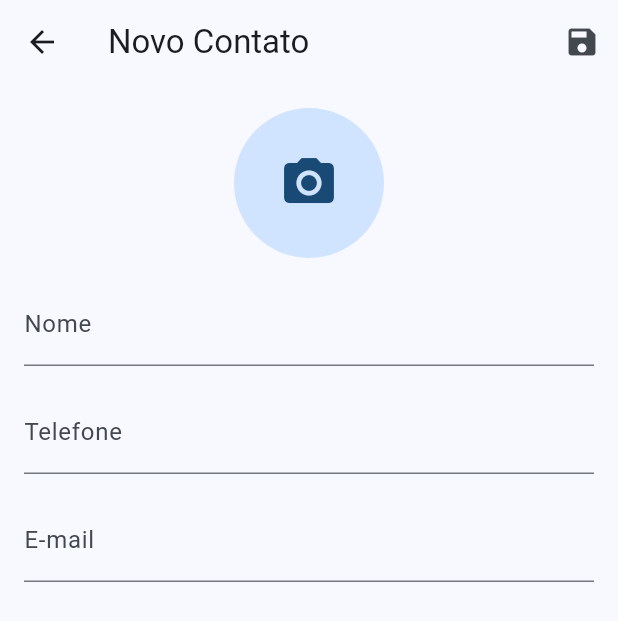
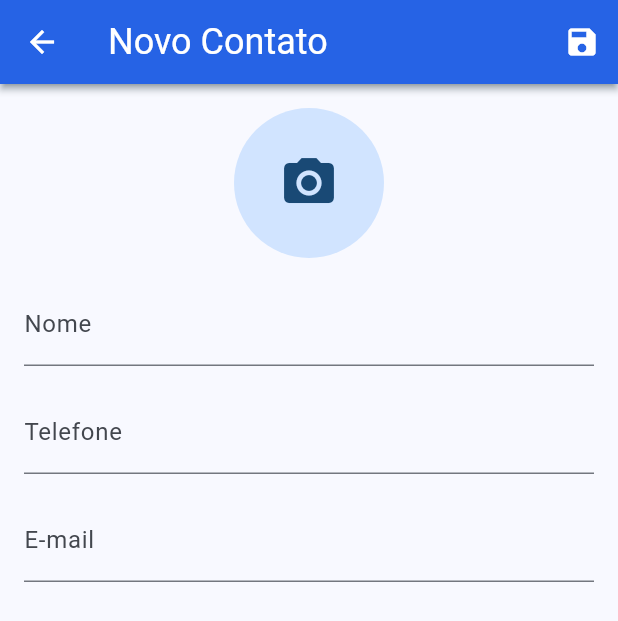
Before and after one commit to felbart/contatosplus, a Flutter app: the screen it shows after launch, after a tap on the "add" icon, on a phone screen of 412 x 824 dp. Shown: the top 621 px of the screen. Run offline on Flutter 3.47's test engine with Material 3 defaults, Android fonts, the light colour scheme and no system bars; our stand-ins replace brasil_fields, image_picker, sqflite; accounts and stored records are empty; network calls fail.

Commit message:
Ajustes no form de contatos, edicao e exclusao

```diff
--- a/lib/app/domain/contact_dao.dart
+++ b/lib/app/domain/contact_dao.dart
@@ -69,7 +69,6 @@ class ContactDaoImpl implements ContactDAO {
         contact.telefone,
         contact.email,
         contact.urlAvatar,
-        contact.id,
       ]);
     }
   }
--- a/lib/app/view/contact_form.dart
+++ b/lib/app/view/contact_form.dart
@@ -9,20 +9,19 @@ import 'package:image_picker/image_picker.dart';
 class ContactForm extends StatefulWidget {
   final Contact? contato;
 
-  const ContactForm({Key? key, this.contato}) : super(key: key);
+  const ContactForm({super.key, this.contato});
 
   @override
   State<ContactForm> createState() => _ContactFormState();
 }
 
 class _ContactFormState extends State<ContactForm> {
-  final _formKey =
-      GlobalKey<FormState>(); // Descomentei e ativei o uso da variável
+  final _formKey = GlobalKey<FormState>();
 
   final _nomeController = TextEditingController();
   final _telefoneController = TextEditingController();
   final _emailController = TextEditingController();
-  File? _urlAvatar; // Variável para armazenar o avatar selecionado como arquivo
+  File? _urlAvatar;
 
   final ImagePicker _picker = ImagePicker();
 
@@ -42,7 +41,7 @@ class _ContactFormState extends State<ContactForm> {
     final nome = _nomeController.text;
     final telefone = _telefoneController.text;
     final email = _emailController.text;
-    final urlAvatar = _urlAvatar?.path;
+    final urlAvatar = _urlAvatar?.path ?? '';
 
     final contact = {
       'id': widget.contato?.id,
@@ -53,18 +52,33 @@ class _ContactFormState extends State<ContactForm> {
     };
 
     final dbHelper = DbHelper();
-    await dbHelper.insertContact(contact);
 
-    print('Contato salvo com sucesso');
+    if (widget.contato != null) {
+      await dbHelper.updateContact(contact);
+    } else {
+      await dbHelper.insertContact(contact);
+    }
 
     Navigator.of(context).pop(true);
+    print('Contato salvo com sucesso');
   }
 
   @override
   Widget build(BuildContext context) {
     return Scaffold(
       appBar: AppBar(
-        title: const Text('Novo Contato'),
+        backgroundColor: Color.fromRGBO(37, 99, 235, 1),
+        titleTextStyle: TextStyle(
+          color: Colors.white,
+          fontSize: 24,
+        ),
+        iconTheme: IconThemeData(
+          color: Colors.white,
+          size: 24,
+        ),
+        title: const Text("Novo Contato"),
+        elevation: 2,
+        shadowColor: Colors.blueGrey,
         actions: [
           IconButton(
             icon: const Icon(Icons.save),
--- a/lib/app/view/contact_list.dart
+++ b/lib/app/view/contact_list.dart
@@ -3,17 +3,35 @@ import 'package:contatos_plus/app/domain/contact_dao.dart';
 import 'package:contatos_plus/app/my_app.dart';
 import 'package:flutter/material.dart';
 
-class ContactList extends StatelessWidget {
+class ContactList extends StatefulWidget {
   const ContactList({super.key});
 
-  Future<List<Contact>> _buscar() async {
-    return ContactDaoImpl().find();
+  @override
+  State<ContactList> createState() => _ContactListState();
+}
+
+class _ContactListState extends State<ContactList> {
+  late Future<List<Contact>> _futureContacts;
+
+  @override
+  void initState() {
+    super.initState();
+    _loadContacts();
+  }
+
+  void _loadContacts() {
+    setState(() {
+      _futureContacts = ContactDaoImpl().find().then((contacts) {
+        contacts.sort((a, b) => a.nome.compareTo(b.nome));
+        return contacts;
+      });
+    });
   }
 
   @override
   Widget build(BuildContext context) {
     return FutureBuilder<List<Contact>>(
-      future: _buscar(),
+      future: _futureContacts,
       builder: (context, futuro) {
         if (futuro.connectionState == ConnectionState.waiting) {
           return const Scaffold(
@@ -27,12 +45,7 @@ class ContactList extends StatelessWidget {
                 children: [
                   Text("Erro ao carregar contatos: ${futuro.error}"),
                   ElevatedButton(
-                    onPressed: () {
-                      // Trigger a rebuild
-                      Navigator.of(context).pushReplacement(
-                        MaterialPageRoute(builder: (_) => const ContactList()),
-                      );
-                    },
+                    onPressed: _loadContacts,
                     child: const Text("Tentar novamente"),
                   ),
                 ],
@@ -45,38 +58,62 @@ class ContactList extends StatelessWidget {
           );
         }
 
-        List<Contact> lista = futuro.data ?? [];
+        final lista = futuro.data ?? [];
 
         return Scaffold(
           appBar: AppBar(
-            title: const Text("Lista de contatos"),
+            backgroundColor: Color.fromRGBO(37, 99, 235, 1),
+            titleTextStyle: TextStyle(
+              color: Colors.white,
+              fontSize: 24,
+            ),
+            actionsIconTheme: IconThemeData(
+              color: Colors.white,
+              size: 24,
+            ),
+            title: const Text("Lista de Contatos"),
+            elevation: 2,
+            toolbarHeight: 80,
+            shadowColor: Colors.blueGrey,
             actions: [
               IconButton(
                 icon: const Icon(Icons.add),
-                onPressed: () {
-                  Navigator.of(context).pushNamed(MyApp.CONTACT_FORM);
+                onPressed: () async {
+                  final result =
+                      await Navigator.of(context).pushNamed(MyApp.CONTACT_FORM);
+                  if (result == true) {
+                    _loadContacts();
+                  }
                 },
               ),
             ],
+            scrolledUnderElevation: 8.4,
           ),
           floatingActionButton: FloatingActionButton(
             tooltip: 'Adicionar Contato',
-            onPressed: () {
-              Navigator.of(context).pushNamed(MyApp.CONTACT_FORM);
+            onPressed: () async {
+              final result =
+                  await Navigator.of(context).pushNamed(MyApp.CONTACT_FORM);
+              if (result == true) {
+                _loadContacts();
+              }
             },
             child: const Icon(Icons.add, size: 24),
           ),
-          body: ListView.builder(
-            itemCount: lista.length,
-            itemBuilder: (context, i) => _buildContactTile(lista[i], context),
+          body: Container(
+            padding: const EdgeInsets.all(8.0),
+            child: ListView.builder(
+              itemCount: lista.length,
+              itemBuilder: (context, i) => _buildContactTile(lista[i]),
+            ),
           ),
         );
       },
     );
   }
 
-  Widget _buildContactTile(Contact contato, BuildContext context) {
-    var avatar = (contato.urlAvatar.isNotEmpty)
+  Widget _buildContactTile(Contact contato) {
+    final avatar = (contato.urlAvatar.isNotEmpty)
         ? CircleAvatar(backgroundImage: NetworkImage(contato.urlAvatar))
         : const CircleAvatar(child: Icon(Icons.person));
 
@@ -84,12 +121,27 @@ class ContactList extends StatelessWidget {
       leading: avatar,
       title: Text(contato.nome),
       subtitle: Text(contato.telefone),
-      onTap: () {
-        Navigator.of(context).pushNamed(
+      onTap: () async {
+        final result = await Navigator.of(context).pushNamed(
           MyApp.CONTACT_DETAILS,
           arguments: contato,
         );
+        if (result == true) {
+          _loadContacts();
+        }
       },
+      trailing: IconButton(
+        icon: const Icon(Icons.arrow_outward, color: Colors.blueGrey),
+        onPressed: () async {
+          final result = await Navigator.of(context).pushNamed(
+            MyApp.CONTACT_DETAILS,
+            arguments: contato,
+          );
+          if (result == true) {
+            _loadContacts();
+          }
+        },
+      ),
     );
   }
 }
```
Also changed, not shown: lib/app/database/db_helper.dart (+12 -4 lines), lib/app/view/contact_details.dart (+46 -36 lines), 1 other file.
